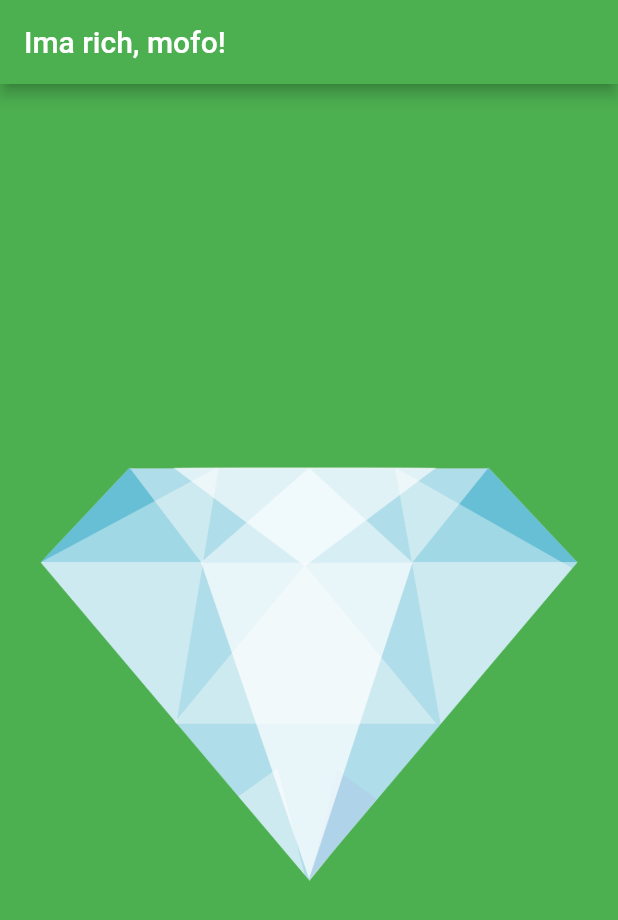
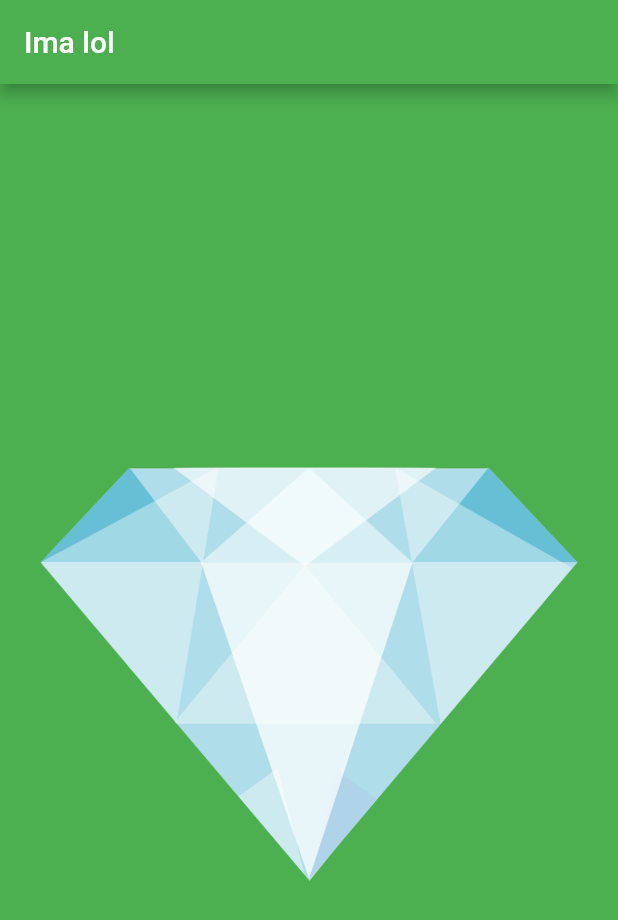
Before and after one commit to pocketdial/i-am-rich-flutter, a Flutter app: the screen it shows after launch, on a phone screen of 412 x 824 dp. Shown: the top 920 px of the screen. Run offline on Flutter 3.47's test engine with Material 2 defaults, Android fonts, the phone set to English and light mode, and no system bars.

Commit message:
Revert "Important update"
This reverts commit b42e0d1e749f4a7fe56228feb85a4520217fa5e4.

```diff
--- a/lib/main.dart
+++ b/lib/main.dart
@@ -4,7 +4,7 @@ void main() => runApp(
       MaterialApp(
         home: Scaffold(
           appBar: AppBar(
-            title: Text('Ima rich, mofo!'),
+            title: Text('Ima lol'),
             backgroundColor: Colors.green,
           ),
           backgroundColor: Colors.green,
@@ -13,6 +13,32 @@ void main() => runApp(
               image: AssetImage('images/diamond.png'),
             ),
           ),
+          // body: Text('test')
+          // body: Image.network(
+          //     'https://image.freepik.com/free-photo/soft-wave-sandy-beach_28668-189.jpg')
+          //   const Image(
+          //   image: Image NetworkImage(
+          //       'https://krasivosti.pro/uploads/posts/2021-03/thumbs/1616158928_18-p-shelti-sobaka-sobaka-foto-18.jpg'),
+          // ),
         ),
       ),
     );
+
+// void main() {
+//   runApp(
+//     MaterialApp(
+//       home: Scaffold(
+//         appBar: AppBar(
+//           title: Text('I Am Rich, Bitch!ss'),
+//           backgroundColor: Colors.blueGrey[900],
+//         ),
+//         backgroundColor: Colors.blueGrey[200],
+//         body: Center(
+//           child: const Image(
+//             image: AssetImage('images/diamond.png'),
+//           ),
+//         ),
+//       ),
+//     ),
+//   );
+// }
```
